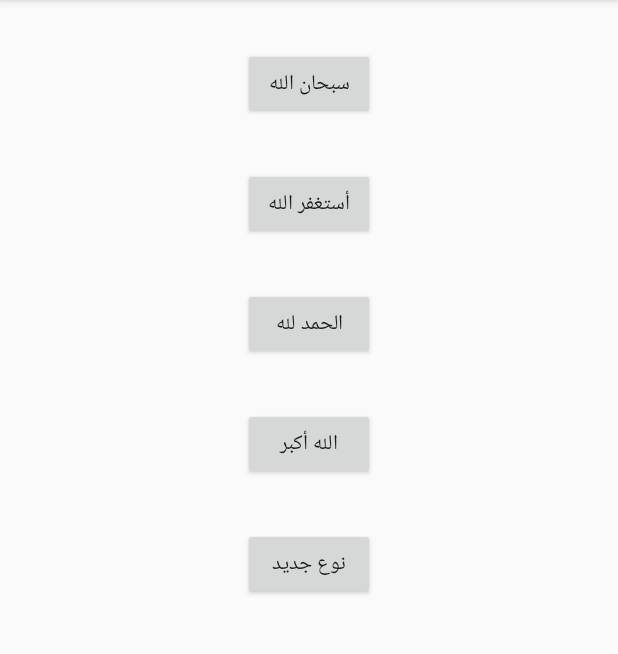
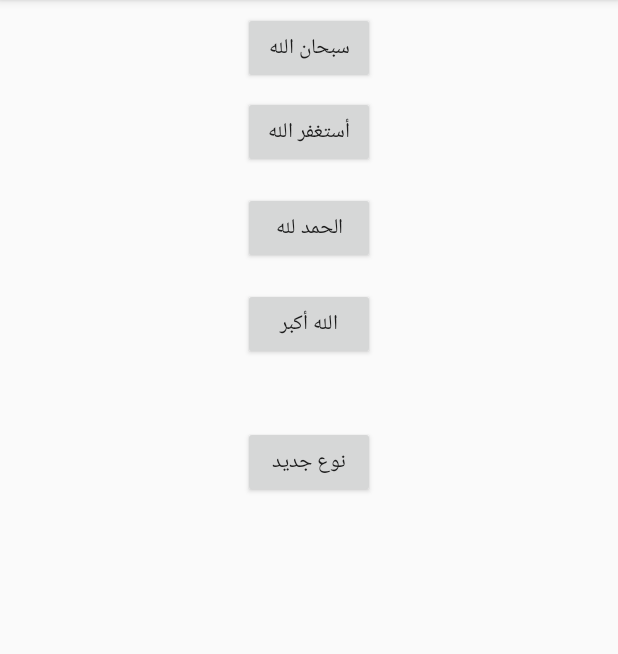
Before and after one commit to ahmadmust8/Forgiveneess_Project, an Android app: the AddNewFrogivnes2 screen opened directly, with no data from a screen before it, on a phone screen of 412 x 824 dp, the part 84-738 px from its top. Run offline under Robolectric (Android 15) with nearby library versions, the phone set to English and light mode, and no system bars.

Commit message:
Eidt Orientation On ConstraintLayout

```diff
--- a/app/src/main/res/layout/activity_add_new_frogivnes2.xml
+++ b/app/src/main/res/layout/activity_add_new_frogivnes2.xml
@@ -20,7 +20,7 @@
         android:layout_marginStart="16dp"
         app:layout_constraintLeft_toLeftOf="parent"
         android:layout_marginLeft="16dp"
-        android:layout_marginTop="32dp"
+        android:layout_marginTop="8dp"
         app:layout_constraintTop_toBottomOf="@+id/forgivnes_2"/>
 
     <Button
@@ -34,8 +34,8 @@
         android:layout_marginStart="16dp"
         app:layout_constraintLeft_toLeftOf="parent"
         android:layout_marginLeft="16dp"
-        android:layout_marginTop="32dp"
-        app:layout_constraintTop_toTopOf="parent"/>
+        app:layout_constraintTop_toTopOf="parent"
+        android:layout_marginTop="8dp"/>
 
     <Button
         android:text="@string/Forgivens_3"
@@ -48,7 +48,7 @@
         android:layout_marginStart="16dp"
         app:layout_constraintLeft_toLeftOf="parent"
         android:layout_marginLeft="16dp"
-        android:layout_marginTop="32dp"
+        android:layout_marginTop="16dp"
         app:layout_constraintTop_toBottomOf="@+id/forgivnes_1"/>
 
     <Button
@@ -62,7 +62,7 @@
         android:layout_marginEnd="16dp"
         app:layout_constraintRight_toRightOf="parent"
         android:layout_marginRight="16dp"
-        android:layout_marginTop="32dp"
+        android:layout_marginTop="16dp"
         app:layout_constraintTop_toBottomOf="@+id/forgivnes_3"/>
 
     <Button
@@ -76,7 +76,9 @@
         android:layout_marginStart="16dp"
         app:layout_constraintLeft_toLeftOf="parent"
         android:layout_marginLeft="16dp"
-        android:layout_marginTop="32dp"
-        app:layout_constraintTop_toBottomOf="@+id/forgivnes_4"/>
+        android:layout_marginTop="16dp"
+        app:layout_constraintTop_toBottomOf="@+id/forgivnes_4"
+        app:layout_constraintBottom_toBottomOf="parent"
+        app:layout_constraintVertical_bias="0.060000002"/>
 
 </android.support.constraint.ConstraintLayout>
```
